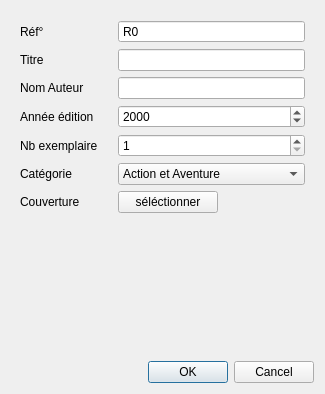
First picture: the form in ui/livrePanel.ui, repository NassimKraiem/MiniProject_CPI1, before the edit.
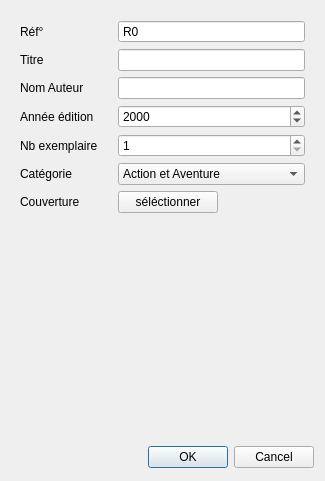
Second picture: the form after the edit.

Commit message: Update livres.csv, file.py, and 4 more files...

Diff of the .ui file:
```diff
--- a/ui/livrePanel.ui
+++ b/ui/livrePanel.ui
@@ -7,7 +7,7 @@
     <x>0</x>
     <y>0</y>
     <width>325</width>
-    <height>394</height>
+    <height>481</height>
    </rect>
   </property>
   <property name="windowTitle">
@@ -195,6 +195,12 @@
     <layout class="QHBoxLayout" name="horizontalLayout_2">
      <item>
       <widget class="QDialogButtonBox" name="buttonBox">
+       <property name="maximumSize">
+        <size>
+         <width>16777215</width>
+         <height>25</height>
+        </size>
+       </property>
        <property name="standardButtons">
         <set>QDialogButtonBox::Cancel|QDialogButtonBox::Ok</set>
        </property>
```
Left out of the diff: 6 changed lines with no effect on the pictures. The commit also changes 5 other files.
